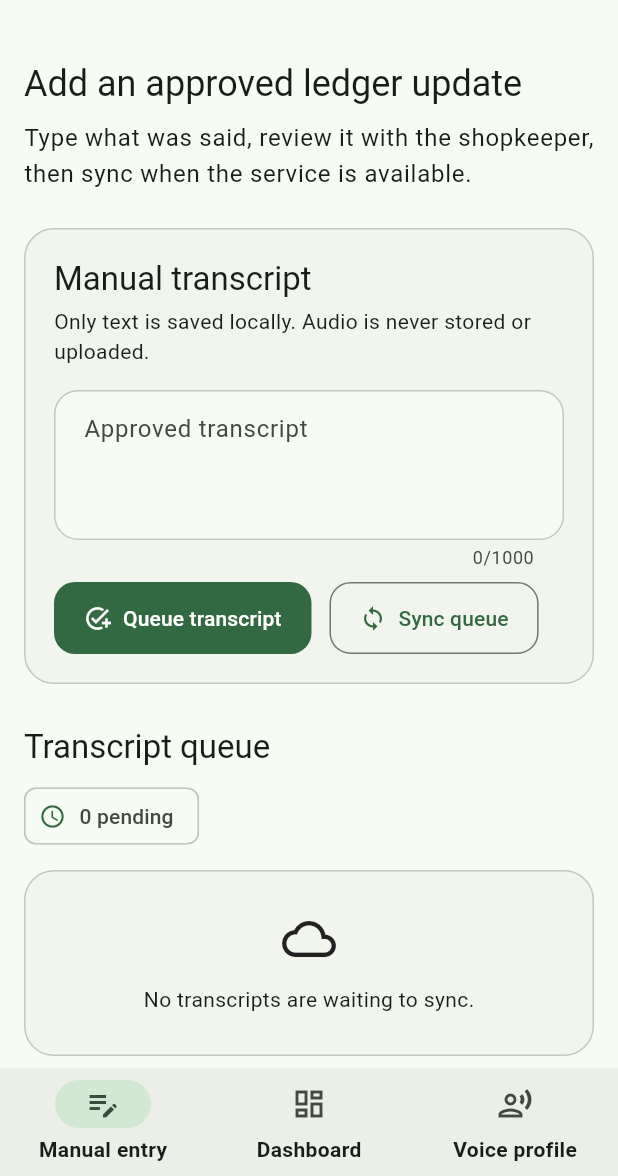
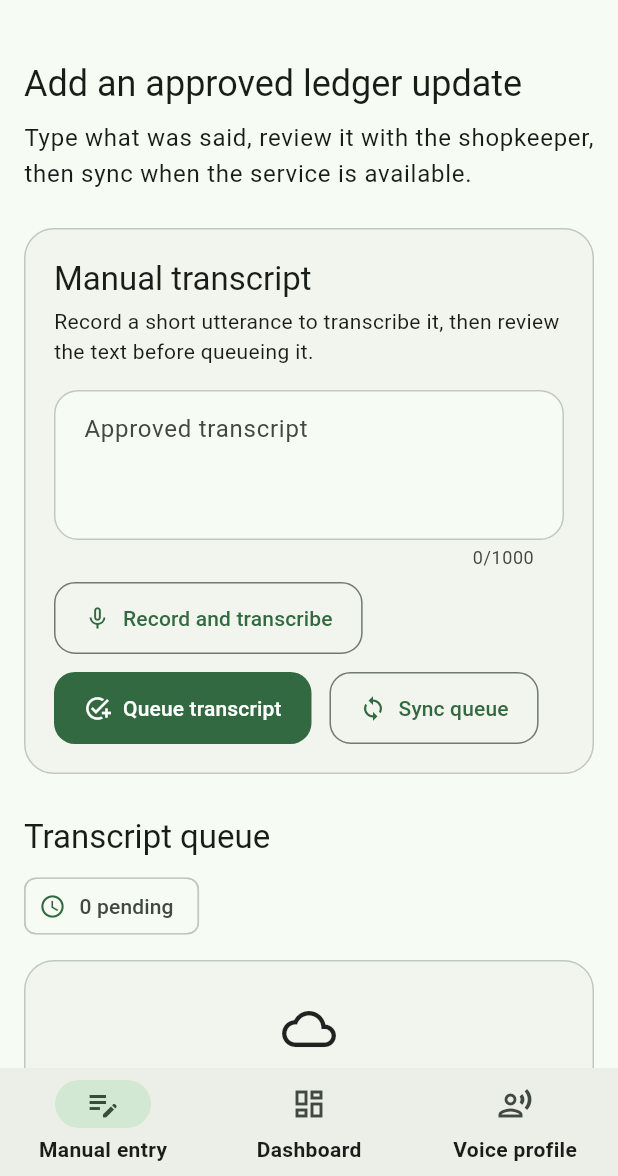
Before and after one commit to mathew1046/KiranaGPT, a Flutter app: the screen it shows after launch, on a phone screen of 412 x 824 dp, the part 60-1236 px from its top. Run offline on Flutter 3.47's test engine with Material 3 defaults, Android fonts, the phone set to English and light mode, and no system bars; our stand-ins replace permission_handler, shared_preferences; missing offline and left inert: vad.

Commit message:
Add recording to manual transcript entry

```diff
--- a/app/lib/features/manual_entry/manual_entry_page.dart
+++ b/app/lib/features/manual_entry/manual_entry_page.dart
@@ -1,7 +1,13 @@
+import 'dart:async';
+
 import 'package:flutter/material.dart';
+import 'package:kirana_gpt/core/api/api_configuration.dart';
 import 'package:kirana_gpt/core/queue/transcript_queue.dart';
+import 'package:kirana_gpt/core/api/voice_transcription_client.dart';
 import 'package:kirana_gpt/data/transcript_repository.dart';
 import 'package:kirana_gpt/features/manual_entry/manual_entry_controller.dart';
+import 'package:kirana_gpt/features/voice/voice_capture.dart';
+import 'package:kirana_gpt/features/voice/voice_capture_controller.dart';
 
 /// Web-safe fallback for approving and syncing a transcript without recording.
 class ManualEntryPage extends StatefulWidget {
@@ -16,6 +22,7 @@ class ManualEntryPage extends StatefulWidget {
 class _ManualEntryPageState extends State<ManualEntryPage> {
   late final ManualEntryController _controller;
   late final TextEditingController _textController;
+  late final VoiceCaptureController _voiceCaptureController;
 
   @override
   void initState() {
@@ -24,6 +31,13 @@ class _ManualEntryPageState extends State<ManualEntryPage> {
       ..addListener(_refresh)
       ..load();
     _textController = TextEditingController();
+    _voiceCaptureController = VoiceCaptureController(
+      capturePort: ContinuousVadVoiceCapture(
+        transcriber: KiranaVoiceTranscriptionClient(
+          configuration: ApiConfiguration.fromEnvironment(),
+        ),
+      ),
+    )..addListener(_applyVoiceTranscript);
   }
 
   @override
@@ -32,6 +46,9 @@ class _ManualEntryPageState extends State<ManualEntryPage> {
       ..removeListener(_refresh)
       ..dispose();
     _textController.dispose();
+    _voiceCaptureController
+      ..removeListener(_applyVoiceTranscript)
+      ..dispose();
     super.dispose();
   }
 
@@ -60,8 +77,11 @@ class _ManualEntryPageState extends State<ManualEntryPage> {
                     controller: _textController,
                     isSaving: _controller.isSaving,
                     isSyncing: _controller.isSyncing,
+                    isRecording: _voiceCaptureController.isCapturing,
+                    voiceMessage: _voiceCaptureController.message,
                     onAdd: _addTranscript,
                     onSync: _controller.sync,
+                    onRecord: _recordAudio,
                   ),
                   if (_controller.message case final message?) ...[
                     const SizedBox(height: 16),
@@ -107,6 +127,22 @@ class _ManualEntryPageState extends State<ManualEntryPage> {
     }
   }
 
+  Future<void> _recordAudio() => _voiceCaptureController.toggleListening();
+
+  void _applyVoiceTranscript() {
+    final transcript = _voiceCaptureController.draftTranscript;
+    if (transcript != null && transcript.isNotEmpty) {
+      _textController.value = TextEditingValue(
+        text: transcript,
+        selection: TextSelection.collapsed(offset: transcript.length),
+      );
+      if (_voiceCaptureController.isCapturing) {
+        unawaited(_voiceCaptureController.stopListening());
+      }
+    }
+    if (mounted) setState(() {});
+  }
+
   void _refresh() {
     if (mounted) {
       setState(() {});
@@ -142,15 +178,21 @@ class _ComposerCard extends StatelessWidget {
     required this.controller,
     required this.isSaving,
     required this.isSyncing,
+    required this.isRecording,
+    required this.voiceMessage,
     required this.onAdd,
     required this.onSync,
+    required this.onRecord,
   });
 
   final TextEditingController controller;
   final bool isSaving;
   final bool isSyncing;
+  final bool isRecording;
+  final String? voiceMessage;
   final Future<void> Function() onAdd;
   final Future<void> Function() onSync;
+  final Future<void> Function() onRecord;
 
   @override
   Widget build(BuildContext context) {
@@ -166,7 +208,7 @@ class _ComposerCard extends StatelessWidget {
             ),
             const SizedBox(height: 4),
             const Text(
-              'Only text is saved locally. Audio is never stored or uploaded.',
+              'Record a short utterance to transcribe it, then review the text before queueing it.',
             ),
             const SizedBox(height: 16),
             TextField(
@@ -184,10 +226,20 @@ class _ComposerCard extends StatelessWidget {
               ),
             ),
             const SizedBox(height: 8),
+            if (voiceMessage case final message?) ...[
+              Text(message, style: Theme.of(context).textTheme.bodySmall),
+              const SizedBox(height: 8),
+            ],
             Wrap(
               spacing: 12,
               runSpacing: 12,
               children: [
+                OutlinedButton.icon(
+                  key: const Key('record-manual-transcript-button'),
+                  onPressed: isSaving ? null : onRecord,
+                  icon: Icon(isRecording ? Icons.stop_circle_outlined : Icons.mic_none),
+                  label: Text(isRecording ? 'Stop recording' : 'Record and transcribe'),
+                ),
                 FilledButton.icon(
                   key: const Key('queue-transcript-button'),
                   onPressed: isSaving ? null : onAdd,
```
